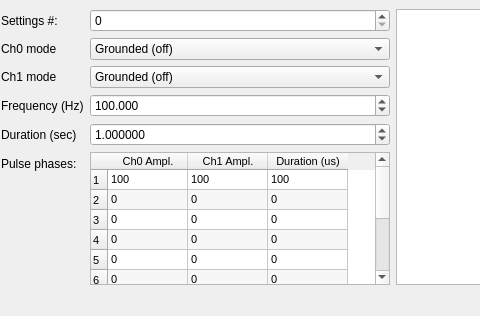
Before: the Qt Designer form gui/mainWindow.ui in open-ephys/stimjim, drawn with Qt 5; both pictures show x 195 to 675 and y 0 to 316 of the 1100 by 316 pixel window.
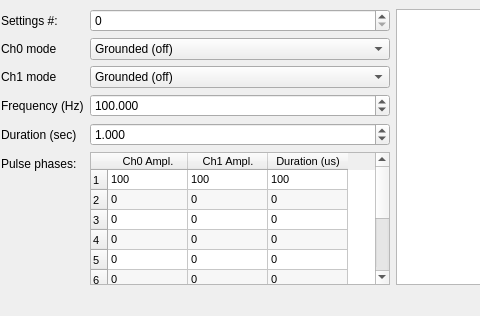
After: the same form once the commit is applied.

Commit message: added serial command to stop pulse train (T-1 or U-1). GUI is now more or less working.

Diff of the .ui file:
```diff
--- a/gui/mainWindow.ui
+++ b/gui/mainWindow.ui
@@ -316,7 +316,10 @@
       <item row="4" column="1">
        <widget class="QDoubleSpinBox" name="duration">
         <property name="decimals">
-         <number>6</number>
+         <number>3</number>
+        </property>
+        <property name="maximum">
+         <double>1000000.000000000000000</double>
         </property>
         <property name="value">
          <double>1.000000000000000</double>
```
Left out of the diff: 4 changed lines with no effect on the pictures. The commit also changes 3 other files.
